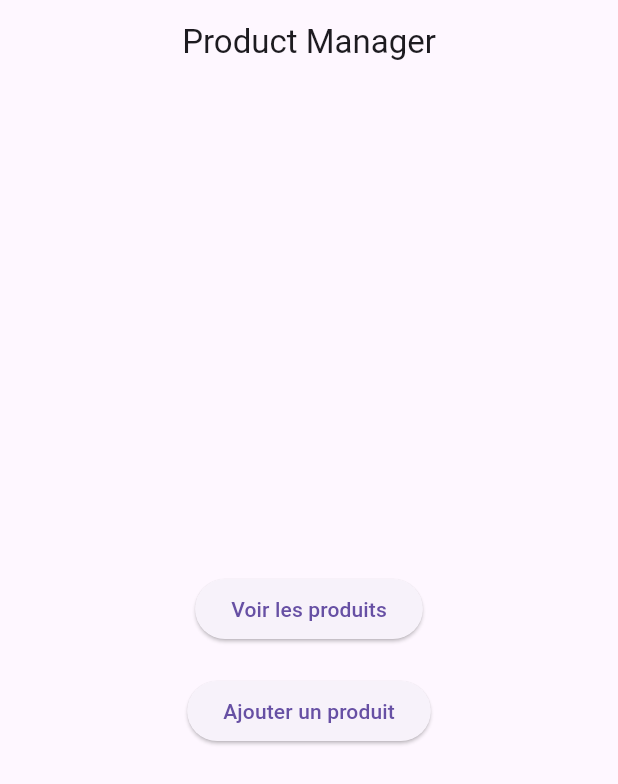
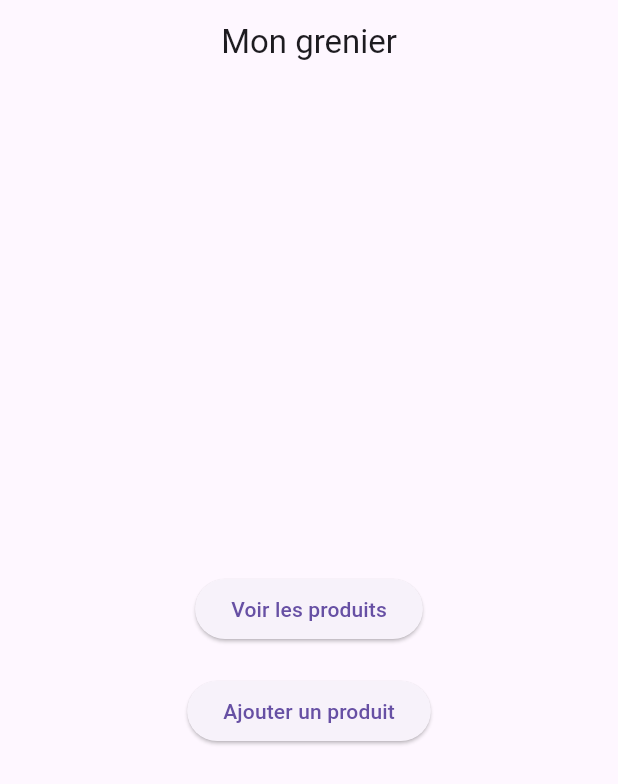
Before and after one commit to AdriHir/product_manager, a Flutter app: the screen it shows after launch, on a phone screen of 412 x 824 dp. Shown: the top 784 px of the screen. Run offline on Flutter 3.47's test engine with Material 3 defaults, Android fonts, the phone set to English and light mode, and no system bars; our stand-ins replace sqflite; accounts and stored records are empty.

Commit message:
change title AppBar

```diff
--- a/lib/screens/HomeScreen.dart
+++ b/lib/screens/HomeScreen.dart
@@ -7,7 +7,7 @@ class HomeScreen extends StatelessWidget {
   Widget build(BuildContext context) {
     return Scaffold(
       appBar: AppBar(
-        title: Text("Product Manager"),
+        title: Text("Mon grenier"),
         centerTitle: true,
       ),
       body: Center(
```
